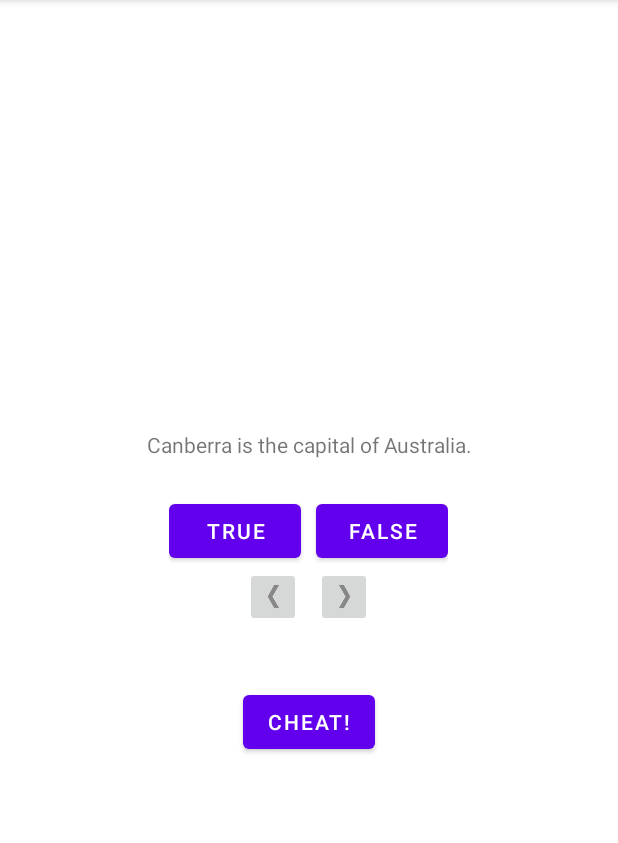
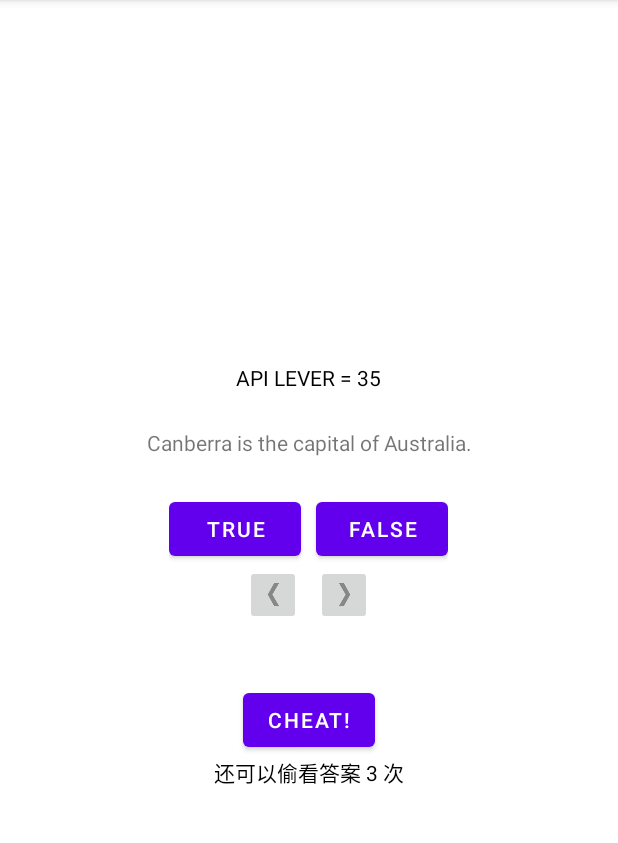
Before and after one commit to visiongem/AndroidGuideApp, an Android app: the screen it shows after launch (MainActivity), on a phone screen of 412 x 824 dp, the part 84-927 px from its top. Run offline under Robolectric (Android 15) with nearby library versions, the phone set to English and light mode, and no system bars.

Commit message:
Limit the number of peeks

```diff
--- a/GeoQuiz/src/main/java/com/pyn/androidguide/MainActivity.kt
+++ b/GeoQuiz/src/main/java/com/pyn/androidguide/MainActivity.kt
@@ -1,6 +1,7 @@
 package com.pyn.androidguide
 
 import android.app.Activity
+import android.os.Build
 import android.os.Bundle
 import android.util.Log
 import android.widget.Toast
@@ -12,6 +13,8 @@ import com.pyn.androidguide.databinding.ActivityMainBinding
 private const val TAG = "MainActivity"
 private const val KEY_INDEX = "index"
 const val EXTRA_ANSWER_SHOW = "extra_answer_show"
+const val DEFAULT_CAN_CHEAT_NUM:Int = 3
+const val KEY_CHEAT_NUM = "cheat_num"
 
 class MainActivity : AppCompatActivity() {
 
@@ -24,6 +27,11 @@ class MainActivity : AppCompatActivity() {
             if (it.resultCode == Activity.RESULT_OK) {
                 quizViewModel.isCheater =
                     it.data?.getBooleanExtra(EXTRA_ANSWER_SHOW, false) ?: false
+                if (quizViewModel.isCheater){
+                    // 如果偷看了答案
+                    quizViewModel.cheatNum ++
+                    updateCheatNum()
+                }
             }
         }
 
@@ -33,6 +41,7 @@ class MainActivity : AppCompatActivity() {
         setContentView(mBinding.root)
         if (savedInstanceState != null) {
             quizViewModel.currentIndex = savedInstanceState.getInt(KEY_INDEX, 0)
+            quizViewModel.cheatNum = savedInstanceState.getInt(KEY_CHEAT_NUM, 0)
         }
         Log.i(TAG, "onCreate(savedInstanceState: Bundle?) called")
 
@@ -66,6 +75,10 @@ class MainActivity : AppCompatActivity() {
 
         // 更新问题
         updateQuestion()
+
+        updateCheatNum()
+
+        mBinding.tvCompileVersion.text = "API LEVER = ${Build.VERSION.SDK_INT}"
     }
 
 
@@ -77,6 +90,14 @@ class MainActivity : AppCompatActivity() {
         mBinding.questionTextView.setText(questionTextResId)
 
         setBtnEnabled(!quizViewModel.mQuestionsAnswered?.get(quizViewModel.currentIndex)!!)
+    }
+
+    private fun updateCheatNum(){
+        var canCheatNum = DEFAULT_CAN_CHEAT_NUM - quizViewModel.cheatNum
+        mBinding.tvCheatNum.text = "还可以偷看答案 $canCheatNum 次"
+        if (canCheatNum == 0){
+            mBinding.btnCheat.isEnabled = false
+        }
     }
 
     /**
@@ -152,6 +173,7 @@ class MainActivity : AppCompatActivity() {
         super.onSaveInstanceState(savedInstanceState)
         Log.i(TAG, "onSaveInstanceState")
         savedInstanceState.putInt(KEY_INDEX, quizViewModel.currentIndex)
+        savedInstanceState.putInt(KEY_CHEAT_NUM, quizViewModel.cheatNum)
     }
 
     // 禁止一题多答，设置button状态
--- a/GeoQuiz/src/main/java/com/pyn/androidguide/QuizViewModel.kt
+++ b/GeoQuiz/src/main/java/com/pyn/androidguide/QuizViewModel.kt
@@ -13,6 +13,8 @@ class QuizViewModel : ViewModel() {
     var mTrueAnswerCount = 0
     // 是否偷看了答案
     var isCheater = false
+    // 偷看答案次数，默认0
+    var cheatNum = 0
 
     // 题目库
     private val questionBank = listOf(
--- a/GeoQuiz/src/main/res/layout-land/activity_main.xml
+++ b/GeoQuiz/src/main/res/layout-land/activity_main.xml
@@ -1,21 +1,21 @@
 <?xml version="1.0" encoding="utf-8"?>
-<FrameLayout xmlns:android="http://schemas.android.com/apk/res/android"
+<LinearLayout xmlns:android="http://schemas.android.com/apk/res/android"
     xmlns:tools="http://schemas.android.com/tools"
     android:layout_width="match_parent"
+    android:orientation="vertical"
+    android:gravity="center_horizontal"
     android:layout_height="match_parent">
 
     <TextView
         android:id="@+id/question_text_view"
         android:layout_width="wrap_content"
         android:layout_height="wrap_content"
-        android:layout_gravity="center_horizontal"
         android:padding="24dp"
         tools:text="@string/question_australia" />
 
     <LinearLayout
         android:layout_width="wrap_content"
-        android:layout_height="wrap_content"
-        android:layout_gravity="center_vertical|center_horizontal">
+        android:layout_height="wrap_content">
 
         <Button
             android:id="@+id/true_button"
@@ -34,8 +34,7 @@
     <LinearLayout
         android:layout_width="wrap_content"
         android:layout_height="wrap_content"
-        android:layout_gravity="center_vertical|center_horizontal"
-        android:layout_marginTop="50dp"
+        android:layout_marginTop="10dp"
         android:orientation="horizontal">
 
         <ImageButton
@@ -61,15 +60,27 @@
         android:id="@+id/tv_result"
         android:layout_width="wrap_content"
         android:layout_height="wrap_content"
-        android:layout_gravity="center_vertical|center_horizontal"
-        android:layout_marginBottom="60dp"
+        android:layout_marginTop="10dp"
         android:textColor="@color/black" />
 
     <Button
         android:id="@+id/btn_cheat"
         android:layout_width="wrap_content"
         android:layout_height="wrap_content"
-        android:layout_gravity="center_vertical|center_horizontal"
-        android:layout_marginTop="110dp"
+        android:layout_marginTop="10dp"
         android:text="@string/cheat_button" />
-</FrameLayout>
+
+    <TextView
+        android:id="@+id/tv_cheat_num"
+        android:layout_width="wrap_content"
+        android:layout_height="wrap_content"
+        android:layout_marginTop="10dp"
+        android:textColor="@color/black" />
+
+    <TextView
+        android:id="@+id/tv_compile_version"
+        android:layout_width="wrap_content"
+        android:layout_height="wrap_content"
+        android:layout_marginTop="10dp"
+        android:textColor="@color/black" />
+</LinearLayout>
--- a/GeoQuiz/src/main/res/layout/activity_main.xml
+++ b/GeoQuiz/src/main/res/layout/activity_main.xml
@@ -5,6 +5,12 @@
     android:layout_height="match_parent"
     android:gravity="center"
     android:orientation="vertical">
+
+    <TextView
+        android:id="@+id/tv_compile_version"
+        android:layout_width="wrap_content"
+        android:layout_height="wrap_content"
+        android:textColor="@color/black" />
 
     <TextView
         android:id="@+id/question_text_view"
@@ -69,4 +75,10 @@
         android:layout_height="wrap_content"
         android:layout_marginTop="10dp"
         android:text="@string/cheat_button" />
+
+    <TextView
+        android:id="@+id/tv_cheat_num"
+        android:layout_width="wrap_content"
+        android:layout_height="wrap_content"
+        android:textColor="@color/black" />
 </LinearLayout>
```
